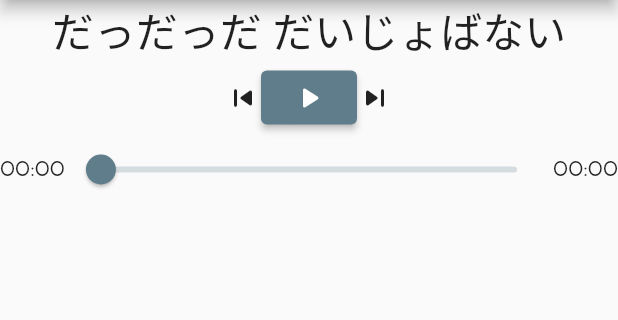
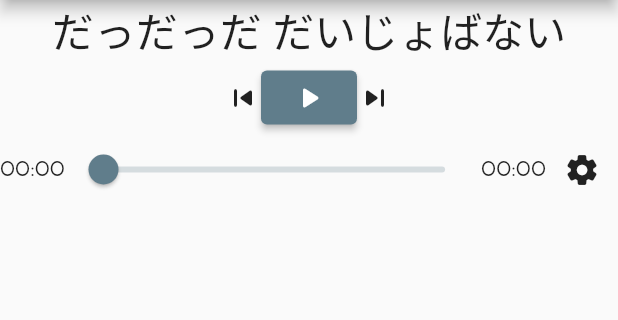
Before and after one commit to respectZ/cr-a7, a Flutter app: the screen it shows after launch, on a phone screen of 412 x 824 dp, the part 84-404 px from its top. Run offline on Flutter 3.47's test engine with Material 2 defaults, Android fonts, the phone set to English and light mode, and no system bars.

Commit message:
Fix button end state

```diff
--- a/lib/page/audio_player.dart
+++ b/lib/page/audio_player.dart
@@ -75,8 +75,7 @@ class _AudioPlayerState extends State<AudioPlayerPage> {
           mainAxisAlignment: MainAxisAlignment.center,
           children: [
             Icon(Icons.skip_previous_rounded),
-            ElevatedButton(
-                onPressed: () {
+            ElevatedButton(onPressed: () {
               setState(() {
                 widget._audioPlayer.isPlaying.value
                     ? widget._audioPlayer.pause()
@@ -85,15 +84,20 @@ class _AudioPlayerState extends State<AudioPlayerPage> {
                     ._audioPlayer.current.value!.audio.duration.inSeconds
                     .toDouble();
               });
-                },
-                child: Icon(widget._audioPlayer.isPlaying.value
-                    ? Icons.pause_rounded
-                    : Icons.play_arrow_rounded)),
+            }, child: widget._audioPlayer.builderIsPlaying(
+                builder: (context, isPlaying) {
+              if (isPlaying) {
+                return Icon(Icons.pause_rounded);
+              } else {
+                return Icon(Icons.play_arrow_rounded);
+              }
+            })),
             Icon(Icons.skip_next_rounded),
           ],
         ),
         // Timer & Slider
         widget._audioPlayer.builderIsPlaying(builder: (context, isPlaying) {
+          // kalo is playing pake streambuilder current pos
           if (isPlaying) {
             return widget._audioPlayer.builderCurrentPosition(
                 builder: (context, position) {
@@ -101,7 +105,9 @@ class _AudioPlayerState extends State<AudioPlayerPage> {
               return Row(
                 mainAxisAlignment: MainAxisAlignment.center,
                 children: [
-                  Text(getDuration(widget._audioCurrentDuration)),
+                  SizedBox(
+                      width: 45,
+                      child: Text(getDuration(widget._audioCurrentDuration))),
                   Expanded(
                     child: Slider(
                       value: widget._audioCurrentDuration.inSeconds.toDouble(),
@@ -121,6 +127,7 @@ class _AudioPlayerState extends State<AudioPlayerPage> {
                 ],
               );
             });
+            // kalo engga pake streambuilder, ngecek audionya udh load -> widget
           } else {
             return StreamBuilder(
                 stream: widget._audioPlayer.current,
@@ -139,9 +146,12 @@ class _AudioPlayerState extends State<AudioPlayerPage> {
                             (snapshot.data as Playing).audio.duration;
 
                         return Row(
-                            mainAxisAlignment: MainAxisAlignment.center,
+                            mainAxisAlignment: MainAxisAlignment.end,
                             children: [
-                              Text(getDuration(widget._audioCurrentDuration)),
+                              SizedBox(
+                                  width: 45,
+                                  child: Text(getDuration(
+                                      widget._audioCurrentDuration))),
                               Expanded(
                                 child: Slider(
                                   value: widget._audioCurrentDuration.inSeconds
@@ -158,6 +168,10 @@ class _AudioPlayerState extends State<AudioPlayerPage> {
                                 ),
                               ),
                               Text(getDuration(_maxDuration)),
+                              IconButton(
+                                  splashRadius: 15,
+                                  onPressed: () => {},
+                                  icon: Icon(Icons.settings_rounded))
                             ]);
                       } else {
                         return Text("err");
```
Lines whose indentation alone changed are shown as unchanged.
